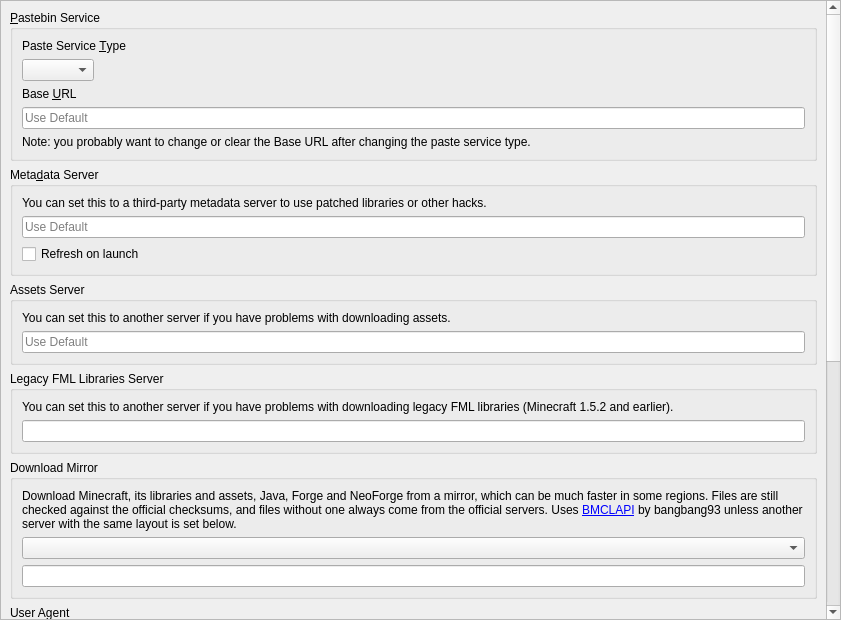
coffeegrind123/CrismLauncher, file launcher/ui/pages/global/APIPage.ui: the form before one commit.
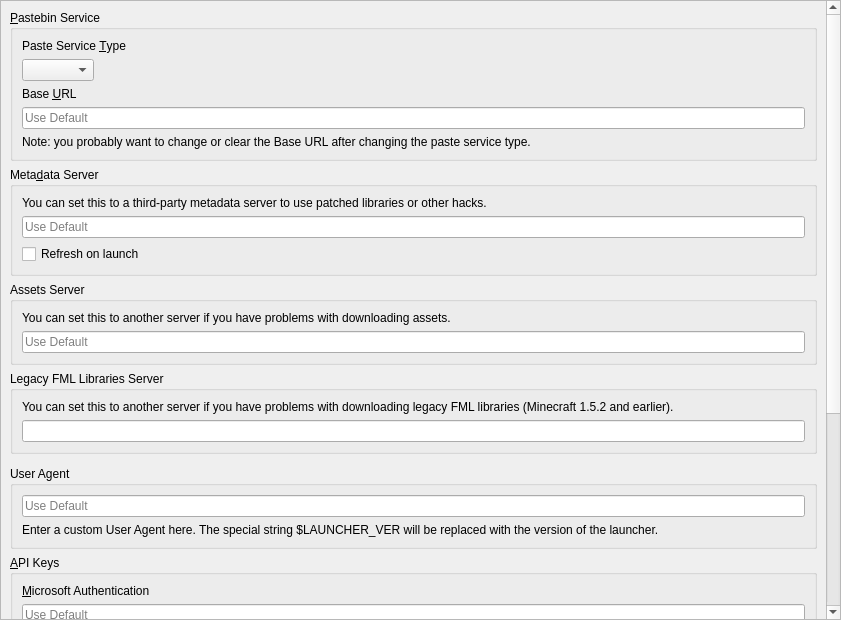
The form after the commit. Custom widgets are drawn as their Qt base class.

The edit to the form file:
```diff
--- a/launcher/ui/pages/global/APIPage.ui
+++ b/launcher/ui/pages/global/APIPage.ui
@@ -197,35 +197,7 @@
         </widget>
        </item>
        <item>
-        <widget class="QGroupBox" name="groupBox_downloadMirror">
-         <property name="title">
-          <string>Download Mirror</string>
-         </property>
-         <layout class="QVBoxLayout" name="verticalLayout_downloadMirror">
-          <item>
-           <widget class="QLabel" name="downloadMirrorNote">
-            <property name="text">
-             <string>Download Minecraft, its libraries and assets, Java, Forge and NeoForge from a mirror, which can be much faster in some regions. Files are still checked against the official checksums, and files without one always come from the official servers. Uses &lt;a href=&quot;https://bmclapidoc.bangbang93.com/&quot;&gt;BMCLAPI&lt;/a&gt; by bangbang93 unless another server with the same layout is set below.</string>
-            </property>
-            <property name="textFormat">
-             <enum>Qt::RichText</enum>
-            </property>
-            <property name="wordWrap">
-             <bool>true</bool>
-            </property>
-            <property name="openExternalLinks">
-             <bool>true</bool>
-            </property>
-           </widget>
-          </item>
-          <item>
-           <widget class="QComboBox" name="downloadMirrorMode"/>
-          </item>
-          <item>
-           <widget class="QLineEdit" name="downloadMirrorURL"/>
-          </item>
-         </layout>
-        </widget>
+        <widget class="MirrorSettingsWidget" name="mirrorSettings"/>
        </item>
        <item>
         <widget class="QGroupBox" name="groupBox_ua">
@@ -489,6 +461,14 @@
    </item>
   </layout>
  </widget>
+ <customwidgets>
+  <customwidget>
+   <class>MirrorSettingsWidget</class>
+   <extends>QWidget</extends>
+   <header>ui/widgets/MirrorSettingsWidget.h</header>
+   <container>1</container>
+  </customwidget>
+ </customwidgets>
  <resources/>
  <connections/>
 </ui>
```
